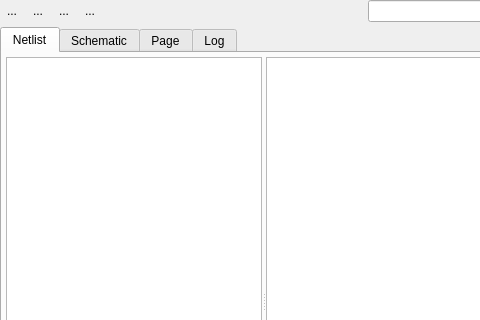
Before: the Qt Designer form src/layui/layui/NetlistBrowserPage.ui in KLayout/klayout, drawn with Qt 5; both pictures show x 0 to 480 and y 0 to 320 of the 650 by 570 pixel window.
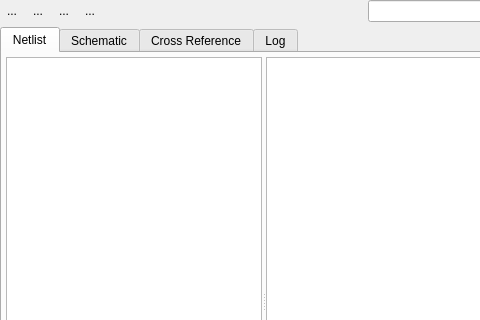
After: the same form once the commit is applied. The open tabs and pages were chosen to show the change. Icons and pictures are not drawn. Custom widgets are drawn as their Qt base class.

Patch:
```diff
--- a/src/layui/layui/NetlistBrowserPage.ui
+++ b/src/layui/layui/NetlistBrowserPage.ui
@@ -30,10 +30,6 @@
     <number>0</number>
    </property>
    <item>
-    <widget class="QSplitter" name="splitter_2">
-     <property name="orientation">
-      <enum>Qt::Horizontal</enum>
-     </property>
      <widget class="QFrame" name="frame">
       <property name="sizePolicy">
        <sizepolicy hsizetype="Preferred" vsizetype="Preferred">
@@ -449,7 +445,7 @@
          </widget>
          <widget class="QWidget" name="tab_3">
           <attribute name="title">
-           <string>Page</string>
+          <string>Cross Reference</string>
           </attribute>
           <layout class="QVBoxLayout" name="verticalLayout_4">
            <property name="leftMargin">
@@ -614,7 +610,6 @@
         </widget>
        </item>
       </layout>
-     </widget>
     </widget>
    </item>
   </layout>
```
Left out of the diff: 2 changed lines with no effect on the pictures. Lines whose indentation alone changed are shown as unchanged.
